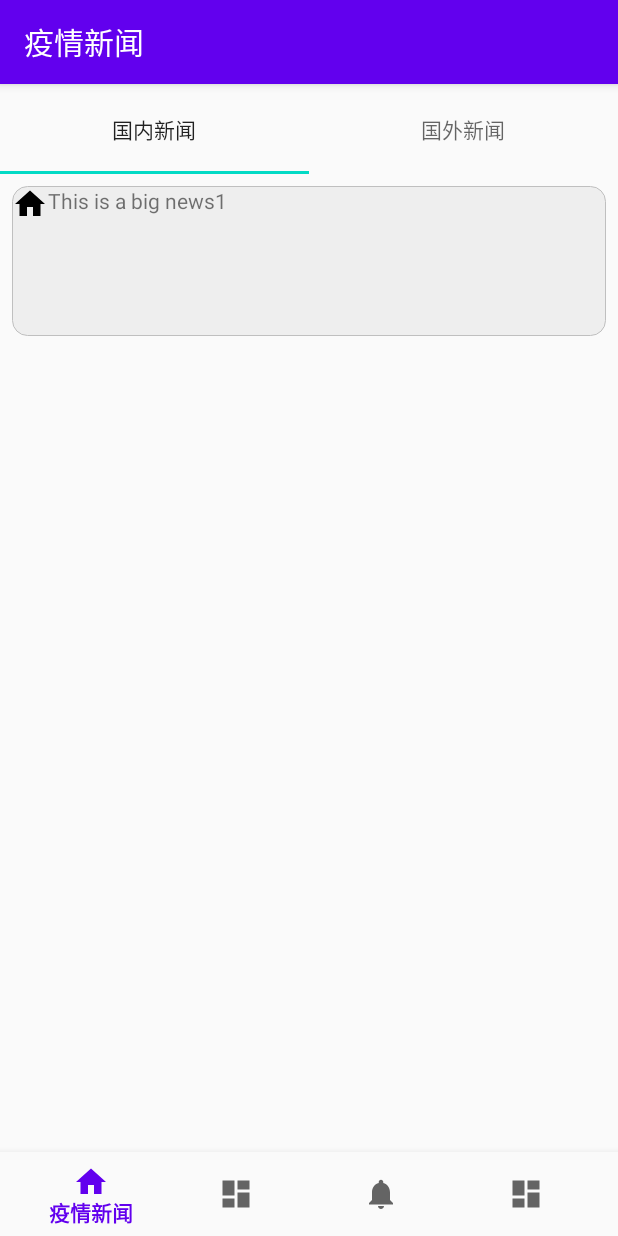
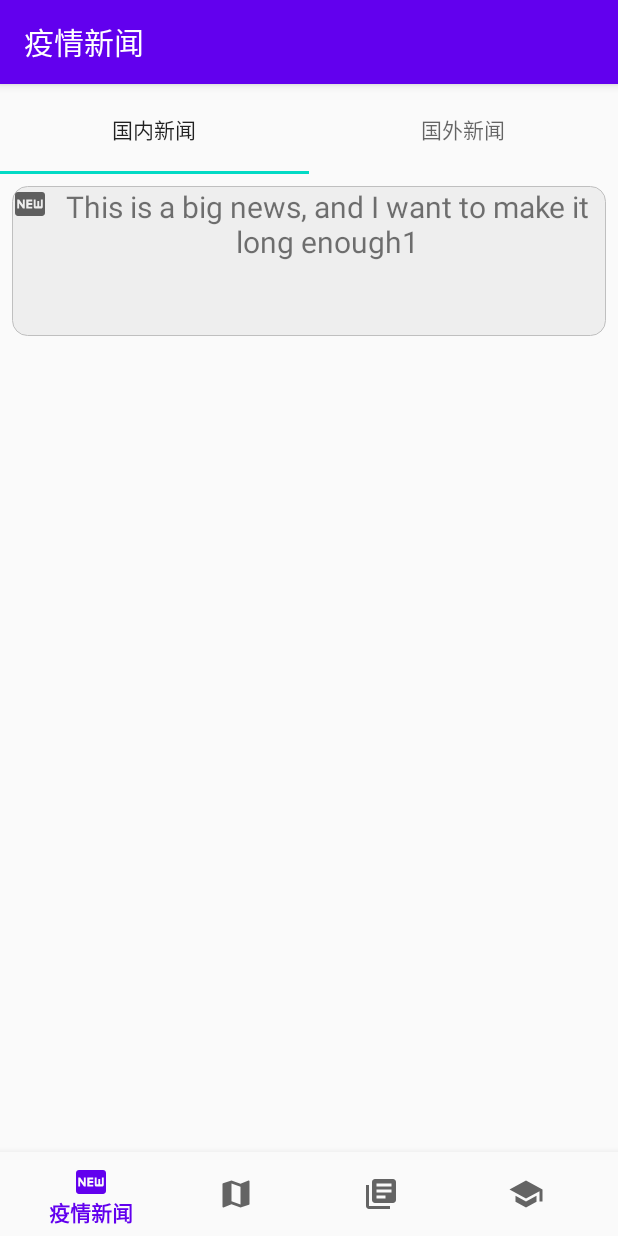
Before and after one commit to AIdiot-thu/VirusAPP, an Android app: the screen it shows after launch (MainActivity), on a phone screen of 412 x 824 dp. Run offline under Robolectric (Android 15) with nearby library versions, the phone set to English and light mode, and no system bars; our stand-ins replace navigation-ui.

```diff
--- a/app/src/main/AndroidManifest.xml
+++ b/app/src/main/AndroidManifest.xml
@@ -18,6 +18,11 @@
                 <category android:name="android.intent.category.LAUNCHER" />
             </intent-filter>
         </activity>
+
+        <activity
+            android:name=".NewsActivity"
+            android:label="新闻详情">
+        </activity>
     </application>
 
 </manifest>
--- a/app/src/main/java/com/example/virusapp/ui/news/News.java
+++ b/app/src/main/java/com/example/virusapp/ui/news/News.java
@@ -1,11 +1,13 @@
 package com.example.virusapp.ui.news;
 
 public class News {
-    private String text;
+    private String title;
+    private  String text;
     private int image_id;
 
-    public News(String text, int image_id)
+    public News(String title, String text, int image_id)
     {
+        this.title = title;
         this.text = text;
         this.image_id = image_id;
     }
@@ -15,6 +17,8 @@ public class News {
         return text;
     }
 
+    public String getTitle() { return title; }
+
     public int getImage_id() {
         return image_id;
     }
--- a/app/src/main/java/com/example/virusapp/ui/news/NewsAdapter.java
+++ b/app/src/main/java/com/example/virusapp/ui/news/NewsAdapter.java
@@ -1,5 +1,7 @@
 package com.example.virusapp.ui.news;
 
+import android.content.Context;
+import android.content.Intent;
 import android.util.Log;
 import android.view.LayoutInflater;
 import android.view.View;
@@ -9,6 +11,8 @@ import android.widget.TextView;
 
 import androidx.recyclerview.widget.RecyclerView;
 
+import com.example.virusapp.MainActivity;
+import com.example.virusapp.NewsActivity;
 import com.example.virusapp.R;
 
 import java.util.List;
@@ -16,30 +20,37 @@ import java.util.List;
 public class NewsAdapter extends RecyclerView.Adapter<NewsAdapter.ViewHolder> {
 
     private List<News> newsList;
+    private Context context;
     static class ViewHolder extends RecyclerView.ViewHolder{
         ImageView newsImage;
-        TextView newsText;
+        TextView newsTitle;
+        String news_content;
 
         public ViewHolder(View view)
         {
             super(view);
             newsImage = (ImageView) view.findViewById(R.id.news_image);
-            newsText = (TextView) view.findViewById(R.id.news_text);
+            newsTitle = (TextView) view.findViewById(R.id.news_title);
         }
     }
 
-    public NewsAdapter(List<News> newsList){
+    public NewsAdapter(List<News> newsList, Context context){
         this.newsList = newsList;
+        this.context = context;
     }
 
     @Override
     public ViewHolder onCreateViewHolder(ViewGroup parent, int viewType){
         View view = LayoutInflater.from(parent.getContext()).inflate(R.layout.item_news,parent,false);
         final ViewHolder holder = new ViewHolder(view);
+        //点击View时效果
         view.setOnClickListener(new View.OnClickListener() {
             @Override
             public void onClick(View v) {
-                Log.d("s", holder.newsText.getText().toString());
+                Log.d("s", holder.newsTitle.getText().toString());
+                Intent intent = new Intent(context, NewsActivity.class);
+                intent.putExtra("news_content", holder.news_content);
+                context.startActivity(intent);
             }
         });
 
@@ -50,7 +61,8 @@ public class NewsAdapter extends RecyclerView.Adapter<NewsAdapter.ViewHolder> {
     public void onBindViewHolder(ViewHolder holder, int position){
         News news = newsList.get(position);
         holder.newsImage.setImageResource(news.getImage_id());
-        holder.newsText.setText(news.getText());
+        holder.newsTitle.setText(news.getTitle());
+        holder.news_content = news.getText();
     }
 
     @Override
--- a/app/src/main/java/com/example/virusapp/ui/news/NewsFragment.java
+++ b/app/src/main/java/com/example/virusapp/ui/news/NewsFragment.java
@@ -95,7 +95,7 @@ public class NewsFragment extends Fragment {
         recyclerView = domain_layout.findViewById(R.id.news_recyclerview);
         LinearLayoutManager layoutManager = new LinearLayoutManager(domain_layout.getContext());
         recyclerView.setLayoutManager(layoutManager);
-        final NewsAdapter adapter = new NewsAdapter(newsList);
+        final NewsAdapter adapter = new NewsAdapter(newsList, getActivity());
         recyclerView.setAdapter(adapter);
 
         addNews();
@@ -125,7 +125,7 @@ public class NewsFragment extends Fragment {
 
     private void addNews(){
         test_num++;
-        News a = new News("This is a big news" + test_num.toString(), R.drawable.ic_news_black_24dp);
+        News a = new News("This is a big news, and I want to make it long enough" + test_num.toString(), "dhkafhlkdak", R.drawable.ic_news);
         newsList.add(a);
     }
 }
--- /dev/null
+++ b/app/src/main/res/drawable/ic_info.xml
@@ -0,0 +1,10 @@
+<vector xmlns:android="http://schemas.android.com/apk/res/android"
+    android:width="24dp"
+    android:height="24dp"
+    android:viewportWidth="24"
+    android:viewportHeight="24"
+    android:tint="?attr/colorControlNormal">
+  <path
+      android:fillColor="@android:color/white"
+      android:pathData="M4,6L2,6v14c0,1.1 0.9,2 2,2h14v-2L4,20L4,6zM20,2L8,2c-1.1,0 -2,0.9 -2,2v12c0,1.1 0.9,2 2,2h12c1.1,0 2,-0.9 2,-2L22,4c0,-1.1 -0.9,-2 -2,-2zM19,11L9,11L9,9h10v2zM15,15L9,15v-2h6v2zM19,7L9,7L9,5h10v2z"/>
+</vector>
--- a/app/src/main/res/drawable/ic_info_black_24dp.xml
+++ /dev/null
@@ -1,9 +0,0 @@
-<vector xmlns:android="http://schemas.android.com/apk/res/android"
-    android:width="24dp"
-    android:height="24dp"
-    android:viewportWidth="24.0"
-    android:viewportHeight="24.0">
-    <path
-        android:fillColor="#FF000000"
-        android:pathData="M12,22c1.1,0 2,-0.9 2,-2h-4c0,1.1 0.89,2 2,2zM18,16v-5c0,-3.07 -1.64,-5.64 -4.5,-6.32L13.5,4c0,-0.83 -0.67,-1.5 -1.5,-1.5s-1.5,0.67 -1.5,1.5v0.68C7.63,5.36 6,7.92 6,11v5l-2,2v1h16v-1l-2,-2z" />
-</vector>
--- /dev/null
+++ b/app/src/main/res/drawable/ic_map.xml
@@ -0,0 +1,10 @@
+<vector xmlns:android="http://schemas.android.com/apk/res/android"
+    android:width="24dp"
+    android:height="24dp"
+    android:viewportWidth="24"
+    android:viewportHeight="24"
+    android:tint="?attr/colorControlNormal">
+  <path
+      android:fillColor="@android:color/white"
+      android:pathData="M20.5,3l-0.16,0.03L15,5.1 9,3 3.36,4.9c-0.21,0.07 -0.36,0.25 -0.36,0.48V20.5c0,0.28 0.22,0.5 0.5,0.5l0.16,-0.03L9,18.9l6,2.1 5.64,-1.9c0.21,-0.07 0.36,-0.25 0.36,-0.48V3.5c0,-0.28 -0.22,-0.5 -0.5,-0.5zM15,19l-6,-2.11V5l6,2.11V19z"/>
+</vector>
--- a/app/src/main/res/drawable/ic_map_black_24dp.xml
+++ /dev/null
@@ -1,9 +0,0 @@
-<vector xmlns:android="http://schemas.android.com/apk/res/android"
-    android:width="24dp"
-    android:height="24dp"
-    android:viewportWidth="24.0"
-    android:viewportHeight="24.0">
-    <path
-        android:fillColor="#FF000000"
-        android:pathData="M3,13h8L11,3L3,3v10zM3,21h8v-6L3,15v6zM13,21h8L21,11h-8v10zM13,3v6h8L21,3h-8z" />
-</vector>
--- /dev/null
+++ b/app/src/main/res/drawable/ic_news.xml
@@ -0,0 +1,10 @@
+<vector xmlns:android="http://schemas.android.com/apk/res/android"
+    android:width="24dp"
+    android:height="24dp"
+    android:viewportWidth="24"
+    android:viewportHeight="24"
+    android:tint="?attr/colorControlNormal">
+  <path
+      android:fillColor="@android:color/white"
+      android:pathData="M20,4H4C2.89,4 2.01,4.89 2.01,6L2,18c0,1.11 0.89,2 2,2h16c1.11,0 2,-0.89 2,-2V6C22,4.89 21.11,4 20,4zM8.5,15H7.3l-2.55,-3.5V15H3.5V9h1.25l2.5,3.5V9H8.5V15zM13.5,10.26H11v1.12h2.5v1.26H11v1.11h2.5V15h-4V9h4V10.26zM20.5,14c0,0.55 -0.45,1 -1,1h-4c-0.55,0 -1,-0.45 -1,-1V9h1.25v4.51h1.13V9.99h1.25v3.51h1.12V9h1.25V14z"/>
+</vector>
--- a/app/src/main/res/drawable/ic_news_black_24dp.xml
+++ /dev/null
@@ -1,9 +0,0 @@
-<vector xmlns:android="http://schemas.android.com/apk/res/android"
-    android:width="24dp"
-    android:height="24dp"
-    android:viewportWidth="24.0"
-    android:viewportHeight="24.0">
-    <path
-        android:fillColor="#FF000000"
-        android:pathData="M10,20v-6h4v6h5v-8h3L12,3 2,12h3v8z" />
-</vector>
--- /dev/null
+++ b/app/src/main/res/drawable/ic_scholar.xml
@@ -0,0 +1,10 @@
+<vector xmlns:android="http://schemas.android.com/apk/res/android"
+    android:width="24dp"
+    android:height="24dp"
+    android:viewportWidth="24"
+    android:viewportHeight="24"
+    android:tint="?attr/colorControlNormal">
+  <path
+      android:fillColor="@android:color/white"
+      android:pathData="M5,13.18v4L12,21l7,-3.82v-4L12,17l-7,-3.82zM12,3L1,9l11,6 9,-4.91V17h2V9L12,3z"/>
+</vector>
--- a/app/src/main/res/drawable/ic_scholar_black_24dp.xml
+++ /dev/null
@@ -1,9 +0,0 @@
-<vector xmlns:android="http://schemas.android.com/apk/res/android"
-    android:width="24dp"
-    android:height="24dp"
-    android:viewportWidth="24.0"
-    android:viewportHeight="24.0">
-    <path
-        android:fillColor="#FF000000"
-        android:pathData="M3,13h8L11,3L3,3v10zM3,21h8v-6L3,15v6zM13,21h8L21,11h-8v10zM13,3v6h8L21,3h-8z" />
-</vector>
--- a/app/src/main/res/layout/item_news.xml
+++ b/app/src/main/res/layout/item_news.xml
@@ -16,7 +16,8 @@
     <TextView
         android:layout_width="wrap_content"
         android:layout_height="wrap_content"
-        android:text="this is a news"
-        android:id="@+id/news_text" />
+        android:textSize="20sp"
+        android:gravity="center"
+        android:id="@+id/news_title" />
 
 </LinearLayout>
--- a/app/src/main/res/menu/bottom_nav_menu.xml
+++ b/app/src/main/res/menu/bottom_nav_menu.xml
@@ -3,22 +3,22 @@
 
     <item
         android:id="@+id/navigation_news"
-        android:icon="@drawable/ic_news_black_24dp"
+        android:icon="@drawable/ic_news"
         android:title="@string/title_news" />
 
     <item
         android:id="@+id/navigation_map"
-        android:icon="@drawable/ic_map_black_24dp"
+        android:icon="@drawable/ic_map"
         android:title="@string/title_map" />
 
     <item
         android:id="@+id/navigation_info"
-        android:icon="@drawable/ic_info_black_24dp"
+        android:icon="@drawable/ic_info"
         android:title="@string/title_info" />
 
     <item
         android:id="@+id/navigation_scholar"
-        android:icon="@drawable/ic_scholar_black_24dp"
+        android:icon="@drawable/ic_scholar"
         android:title="@string/title_scholar" />
 
 </menu>
```
Also changed, not shown: app/src/main/java/com/example/virusapp/NewsActivity.java (added, +41 -0 lines), app/src/main/res/layout/news_page.xml (added, +11 -0 lines), 10 other files.
